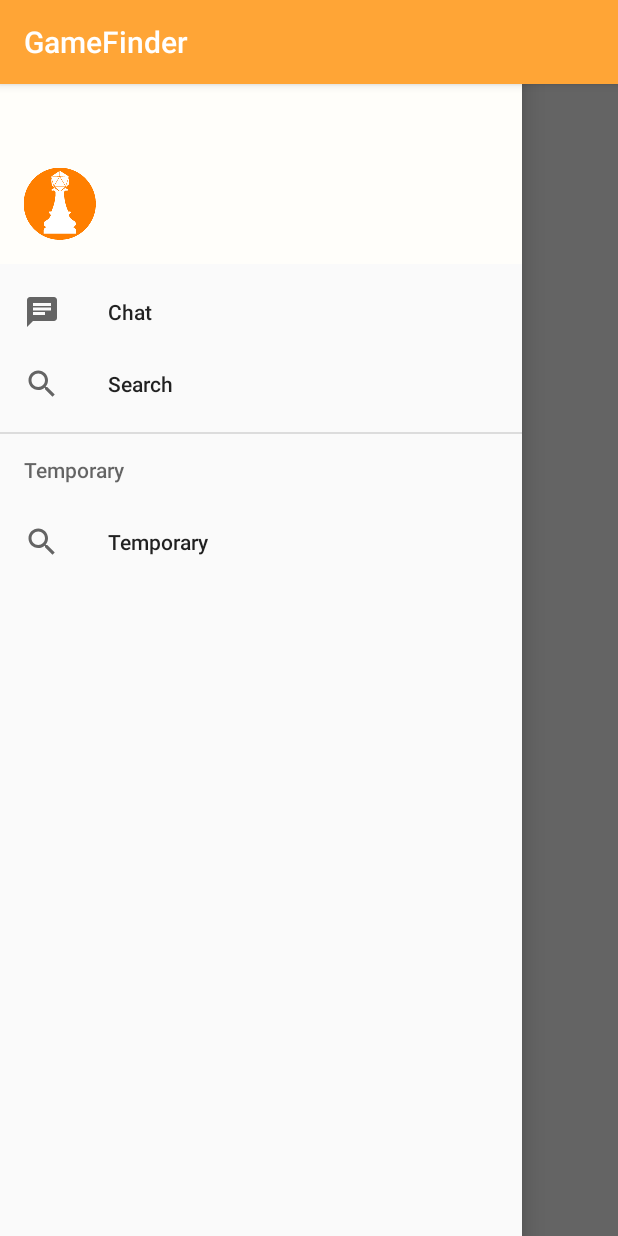
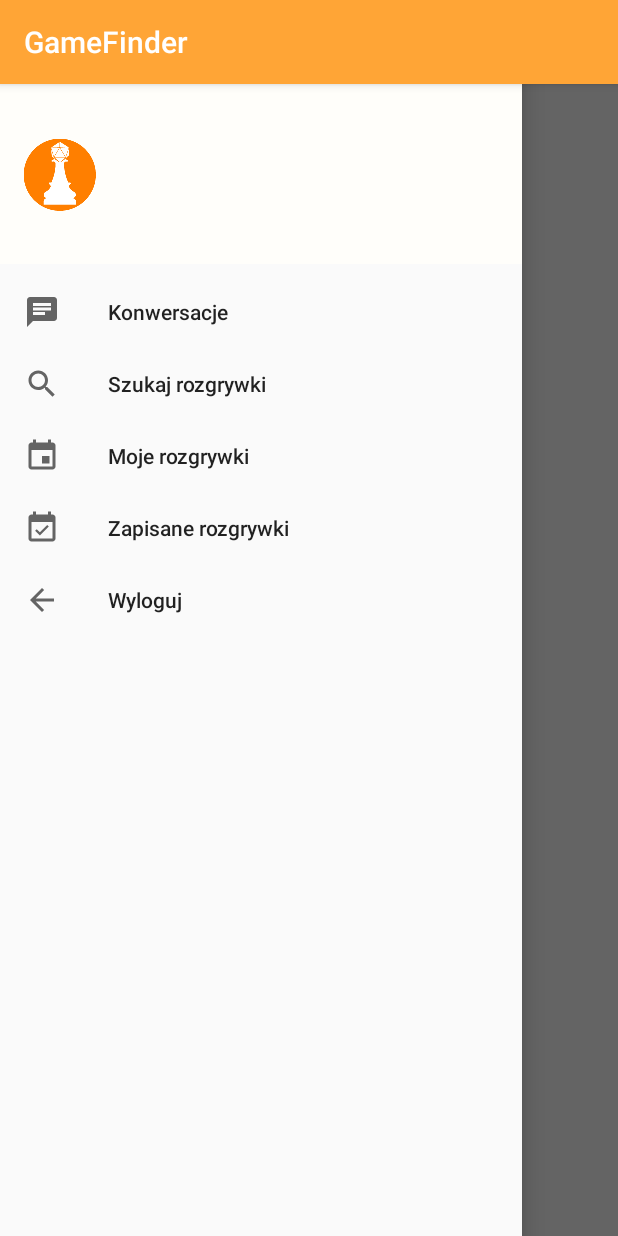
Before and after one commit to AKorzeniowska/IO_GameFinder, an Android app: the screen it shows after launch once a user with an empty profile is signed in (ApplicationActivity), with the side drawer open, on a phone screen of 412 x 824 dp. Run offline under Robolectric (Android 15) with nearby library versions, the phone set to English and light mode, and no system bars; our stand-ins replace Firebase (no records; nobody signed in at launch, a user with empty details on screens opened directly); 2 statements that could not run were skipped.

Commit message:
Activated drawer layout

```diff
--- a/app/src/main/java/com/example/ioagh/gamefinder/ui/main/ChooseGameActivity.kt
+++ b/app/src/main/java/com/example/ioagh/gamefinder/ui/main/ChooseGameActivity.kt
@@ -31,6 +31,7 @@ class ChooseGameActivity : AppCompatActivity() {
     private var maxPlayers: Int? = null
     private lateinit var localization: String
     private lateinit var date: String
+    private lateinit var owner: String
 
     override fun onCreate(savedInstanceState: Bundle?) {
         super.onCreate(savedInstanceState)
@@ -49,6 +50,7 @@ class ChooseGameActivity : AppCompatActivity() {
             null
         localization = intent.getStringExtra("localization")
         date = intent.getStringExtra("date")
+        owner = intent.getStringExtra("owner")
 
         retrieveData(this)
     }
@@ -93,7 +95,8 @@ class ChooseGameActivity : AppCompatActivity() {
             (localization.isBlank() || game.localization!!.contains(localization)) &&
                     //game.date == date &&
             (minPlayers == null || game.maxPlayers!! >= minPlayers!!) &&
-            (maxPlayers == null || game.maxPlayers!! <= maxPlayers!!)) {
+            (maxPlayers == null || game.maxPlayers!! <= maxPlayers!!) &&
+            (owner.isBlank() || game.owner == owner)) {
             return true
         }
         return false
--- a/app/src/main/java/com/example/ioagh/gamefinder/ui/main/SearchGameActivity.kt
+++ b/app/src/main/java/com/example/ioagh/gamefinder/ui/main/SearchGameActivity.kt
@@ -14,6 +14,7 @@ import androidx.appcompat.app.AppCompatActivity
 
 import com.example.ioagh.gamefinder.R.*
 import com.example.ioagh.gamefinder.models.Game
+import com.google.firebase.auth.FirebaseAuth
 import com.google.firebase.database.DataSnapshot
 import com.google.firebase.database.DatabaseError
 import kotlinx.android.synthetic.main.activity_search_game.*
@@ -28,6 +29,8 @@ class SearchGameActivity : AppCompatActivity() {
     private lateinit var mDateSetListener : DatePickerDialog.OnDateSetListener
     private lateinit var mTimeSetListener : TimePickerDialog.OnTimeSetListener
 
+    private lateinit var mAuth: FirebaseAuth
+
     private var list: ArrayList<Game> = ArrayList<Game>()
     private val firebaseDatabase = FirebaseDatabase.getInstance()
     private val databaseReference = firebaseDatabase.reference
@@ -36,6 +39,7 @@ class SearchGameActivity : AppCompatActivity() {
         super.onCreate(savedInstanceState)
         setContentView(layout.activity_search_game)
 
+        mAuth = FirebaseAuth.getInstance()
         setDateTimePicker()
         searchGame()
     }
@@ -94,6 +98,7 @@ class SearchGameActivity : AppCompatActivity() {
                 intent.putExtra("maxNumberOfPeople", maxNumberOfPlayersField.text.toString())
                 intent.putExtra("localization", searchLocalizationEdit.text.toString())
                 intent.putExtra("date", chooseDateField.text.toString())
+                intent.putExtra("owner", mAuth.currentUser!!.displayName!!)
                 startActivity(intent)
         }
     }
--- /dev/null
+++ b/app/src/main/res/drawable/ic_joined_games.xml
@@ -0,0 +1,9 @@
+<vector xmlns:android="http://schemas.android.com/apk/res/android"
+        android:width="24dp"
+        android:height="24dp"
+        android:viewportWidth="24.0"
+        android:viewportHeight="24.0">
+    <path
+        android:fillColor="#FF000000"
+        android:pathData="M16.53,11.06L15.47,10l-4.88,4.88 -2.12,-2.12 -1.06,1.06L10.59,17l5.94,-5.94zM19,3h-1L18,1h-2v2L8,3L8,1L6,1v2L5,3c-1.11,0 -1.99,0.9 -1.99,2L3,19c0,1.1 0.89,2 2,2h14c1.1,0 2,-0.9 2,-2L21,5c0,-1.1 -0.9,-2 -2,-2zM19,19L5,19L5,8h14v11z"/>
+</vector>
--- /dev/null
+++ b/app/src/main/res/drawable/ic_logout.xml
@@ -0,0 +1,9 @@
+<vector xmlns:android="http://schemas.android.com/apk/res/android"
+        android:width="24dp"
+        android:height="24dp"
+        android:viewportWidth="24.0"
+        android:viewportHeight="24.0">
+    <path
+        android:fillColor="#FF000000"
+        android:pathData="M20,11H7.83l5.59,-5.59L12,4l-8,8 8,8 1.41,-1.41L7.83,13H20v-2z"/>
+</vector>
--- /dev/null
+++ b/app/src/main/res/drawable/ic_my_games.xml
@@ -0,0 +1,9 @@
+<vector xmlns:android="http://schemas.android.com/apk/res/android"
+        android:width="24dp"
+        android:height="24dp"
+        android:viewportWidth="24.0"
+        android:viewportHeight="24.0">
+    <path
+        android:fillColor="#FF000000"
+        android:pathData="M17,12h-5v5h5v-5zM16,1v2L8,3L8,1L6,1v2L5,3c-1.11,0 -1.99,0.9 -1.99,2L3,19c0,1.1 0.89,2 2,2h14c1.1,0 2,-0.9 2,-2L21,5c0,-1.1 -0.9,-2 -2,-2h-1L18,1h-2zM19,19L5,19L5,8h14v11z"/>
+</vector>
--- a/app/src/main/res/layout/nav_header.xml
+++ b/app/src/main/res/layout/nav_header.xml
@@ -14,4 +14,9 @@
         android:layout_height="wrap_content"
         android:src="@mipmap/gf_logo"/>
 
+    <TextView
+            android:id="@+id/nav_display_name"
+            android:layout_width="218dp"
+            android:layout_height="wrap_content" />
+
 </LinearLayout>
--- a/app/src/main/res/menu/drawer_menu.xml
+++ b/app/src/main/res/menu/drawer_menu.xml
@@ -9,19 +9,24 @@
         <item
             android:id="@+id/nav_chat"
             android:icon="@drawable/ic_chat"
-            android:title="Chat" />
+            android:title="Konwersacje" />
         <item
             android:id="@+id/nav_search"
             android:icon="@drawable/ic_search"
-            android:title="Search" />
+            android:title="Szukaj rozgrywki" />
+        <item
+                android:id="@+id/nav_my_games"
+                android:icon="@drawable/ic_my_games"
+                android:title="Moje rozgrywki" />
+        <item
+                android:id="@+id/nav_joined_games"
+                android:icon="@drawable/ic_joined_games"
+                android:title="Zapisane rozgrywki" />
+        <item
+                android:id="@+id/nav_logout"
+                android:icon="@drawable/ic_logout"
+                android:title="Wyloguj" />
+
     </group>
 
-    <item android:title="Temporary">
-        <menu>
-            <item android:id="@+id/nav_tmp"
-            android:icon="@drawable/ic_search"
-            android:title="Temporary" />
-        </menu>
-    </item>
-
 </menu>
```
Also changed, not shown: app/src/main/java/com/example/ioagh/gamefinder/ui/main/ApplicationActivity.kt (+51 -2 lines).
